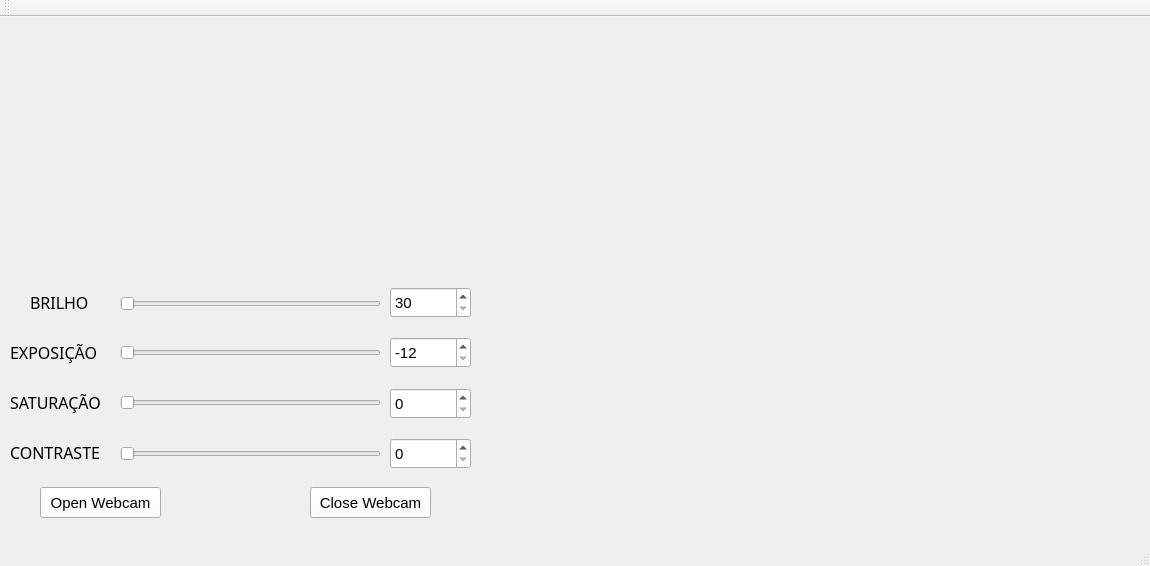
This is Sistema de Calibração - UFCG/mainwindow.ui in ras-ufcg/VSSS as Qt 5 draws it before an edit. The edited form follows.
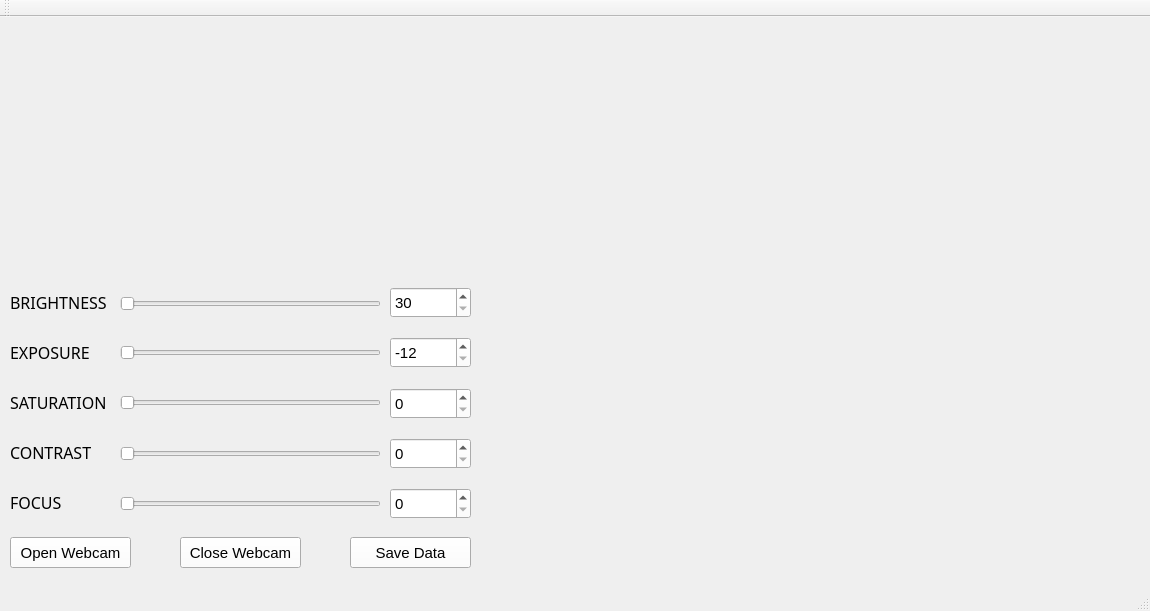
This is the edited form.

The edit to the form file:
```diff
--- a/Sistema de Calibração - UFCG/mainwindow.ui
+++ b/Sistema de Calibração - UFCG/mainwindow.ui
@@ -7,7 +7,7 @@
     <x>0</x>
     <y>0</y>
     <width>1150</width>
-    <height>566</height>
+    <height>611</height>
    </rect>
   </property>
   <property name="palette">
@@ -100,9 +100,9 @@
    <widget class="QLabel" name="label_B">
     <property name="geometry">
      <rect>
-      <x>30</x>
+      <x>10</x>
       <y>270</y>
-      <width>61</width>
+      <width>101</width>
       <height>31</height>
      </rect>
     </property>
@@ -113,7 +113,7 @@
      </font>
     </property>
     <property name="text">
-     <string>BRILHO</string>
+     <string>BRIGHTNESS</string>
     </property>
    </widget>
    <widget class="QSlider" name="horizontalSlider_E">
@@ -234,7 +234,7 @@
      </font>
     </property>
     <property name="text">
-     <string>SATURAÇÃO</string>
+     <string>SATURATION</string>
     </property>
    </widget>
    <widget class="QLabel" name="label_E">
@@ -253,7 +253,7 @@
      </font>
     </property>
     <property name="text">
-     <string>EXPOSIÇÃO</string>
+     <string>EXPOSURE</string>
     </property>
    </widget>
    <widget class="QLabel" name="label_C">
@@ -272,7 +272,7 @@
      </font>
     </property>
     <property name="text">
-     <string>CONTRASTE</string>
+     <string>CONTRAST</string>
     </property>
    </widget>
    <widget class="QLabel" name="label_I">
@@ -291,8 +291,8 @@
    <widget class="QPushButton" name="pushButton_open_webcam">
     <property name="geometry">
      <rect>
-      <x>40</x>
-      <y>470</y>
+      <x>10</x>
+      <y>520</y>
       <width>121</width>
       <height>31</height>
      </rect>
@@ -304,8 +304,8 @@
    <widget class="QPushButton" name="pushButton_close_webcam">
     <property name="geometry">
      <rect>
-      <x>310</x>
-      <y>470</y>
+      <x>180</x>
+      <y>520</y>
       <width>121</width>
       <height>31</height>
      </rect>
@@ -327,6 +327,73 @@
      <string>&lt;html&gt;&lt;head/&gt;&lt;body&gt;&lt;p align=&quot;center&quot;&gt;&lt;/p&gt;&lt;/body&gt;&lt;/html&gt;</string>
     </property>
    </widget>
+   <widget class="QPushButton" name="pushButton_save_data">
+    <property name="geometry">
+     <rect>
+      <x>350</x>
+      <y>520</y>
+      <width>121</width>
+      <height>31</height>
+     </rect>
+    </property>
+    <property name="text">
+     <string>Save Data</string>
+    </property>
+   </widget>
+   <widget class="QSpinBox" name="box_foco">
+    <property name="geometry">
+     <rect>
+      <x>390</x>
+      <y>471</y>
+      <width>81</width>
+      <height>31</height>
+     </rect>
+    </property>
+    <property name="maximum">
+     <number>100</number>
+    </property>
+    <property name="singleStep">
+     <number>1</number>
+    </property>
+   </widget>
+   <widget class="QSlider" name="horizontalSlider_F">
+    <property name="geometry">
+     <rect>
+      <x>120</x>
+      <y>471</y>
+      <width>261</width>
+      <height>31</height>
+     </rect>
+    </property>
+    <property name="maximum">
+     <number>100</number>
+    </property>
+    <property name="singleStep">
+     <number>1</number>
+    </property>
+    <property name="orientation">
+     <enum>Qt::Horizontal</enum>
+    </property>
+   </widget>
+   <widget class="QLabel" name="label_C_2">
+    <property name="geometry">
+     <rect>
+      <x>10</x>
+      <y>470</y>
+      <width>101</width>
+      <height>31</height>
+     </rect>
+    </property>
+    <property name="font">
+     <font>
+      <family>Century Gothic</family>
+      <pointsize>12</pointsize>
+     </font>
+    </property>
+    <property name="text">
+     <string>FOCUS</string>
+    </property>
+   </widget>
   </widget>
   <widget class="QMenuBar" name="menuBar">
    <property name="geometry">
```
Left out of the diff: 64 changed lines with no effect on the pictures.
